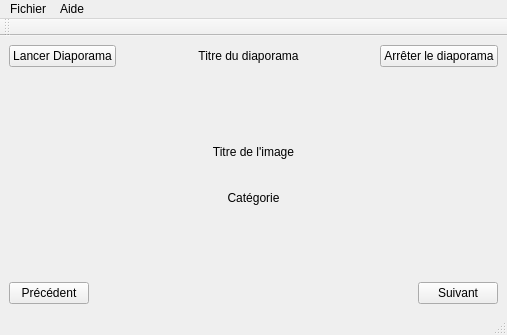
First picture: the form in V7_MVP_lecteurDiaporama/Fichiers de code/lecteurvue.ui, repository FranzouGame/SAE1.01-LecteurDiaporama, before the edit.
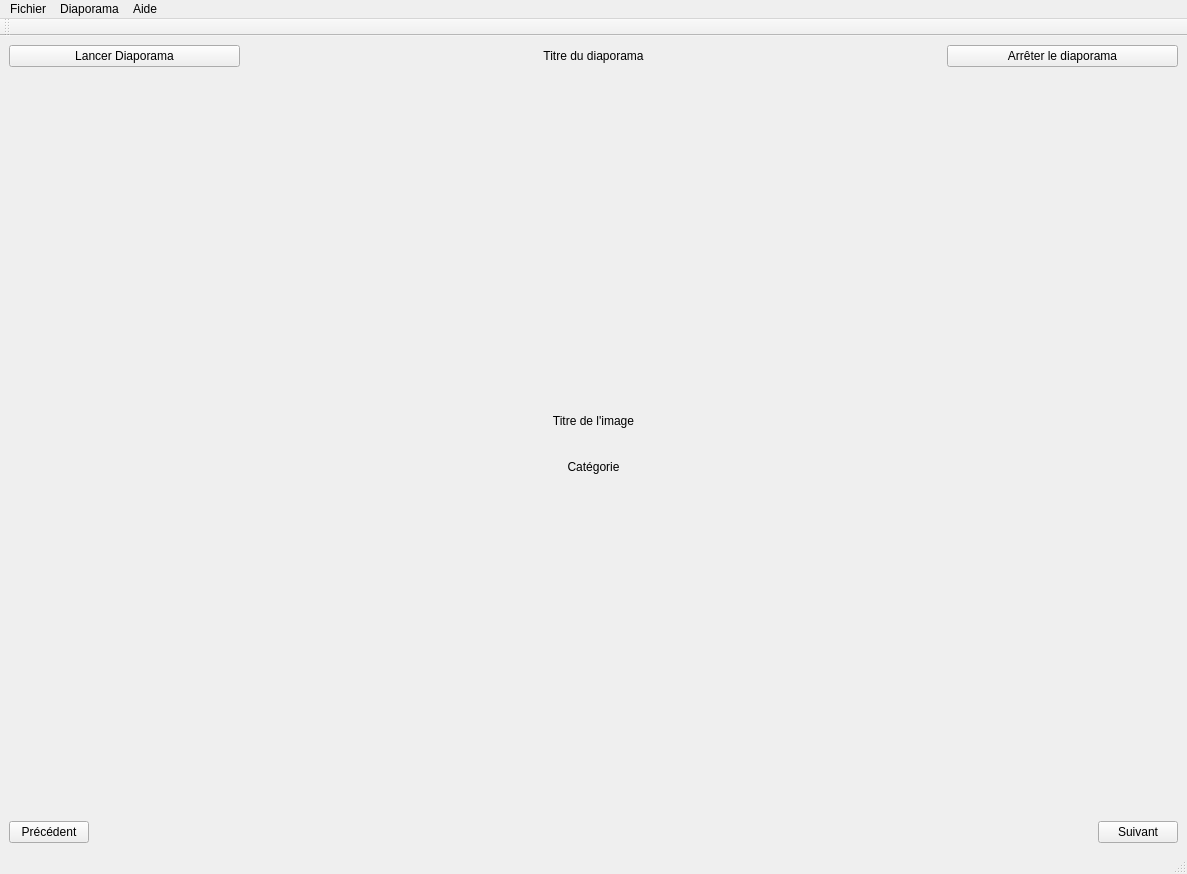
Second picture: the form after the edit.

The edit to the form file:
```diff
--- a/V7_MVP_lecteurDiaporama/Fichiers de code/lecteurvue.ui
+++ b/V7_MVP_lecteurDiaporama/Fichiers de code/lecteurvue.ui
@@ -6,8 +6,8 @@
    <rect>
     <x>0</x>
     <y>0</y>
-    <width>507</width>
-    <height>335</height>
+    <width>1187</width>
+    <height>874</height>
    </rect>
   </property>
   <property name="windowTitle">
@@ -211,7 +211,7 @@
     <rect>
      <x>0</x>
      <y>0</y>
-     <width>507</width>
+     <width>1187</width>
      <height>21</height>
     </rect>
    </property>
@@ -244,7 +244,17 @@
     </property>
     <addaction name="actionA_propos_de"/>
    </widget>
+   <widget class="QMenu" name="menuDiaporama">
+    <property name="title">
+     <string>Diaporama</string>
+    </property>
+    <addaction name="actionCharger_Diaporama"/>
+    <addaction name="actionChangerVitesseDefilement"/>
+    <addaction name="actionEnleverDiaporama"/>
+    <addaction name="actionCreerDiaporama"/>
+   </widget>
    <addaction name="menuFichier"/>
+   <addaction name="menuDiaporama"/>
    <addaction name="menuAide"/>
   </widget>
   <widget class="QStatusBar" name="statusBar"/>
```
Left out of the diff: 9 changed lines with no effect on the pictures.
